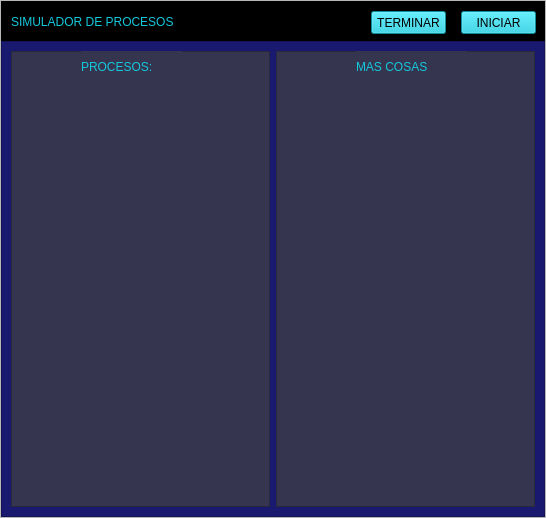
Qt form view/view.ui (JesusAbarcaRodriguez/process-simulator) before a commit.
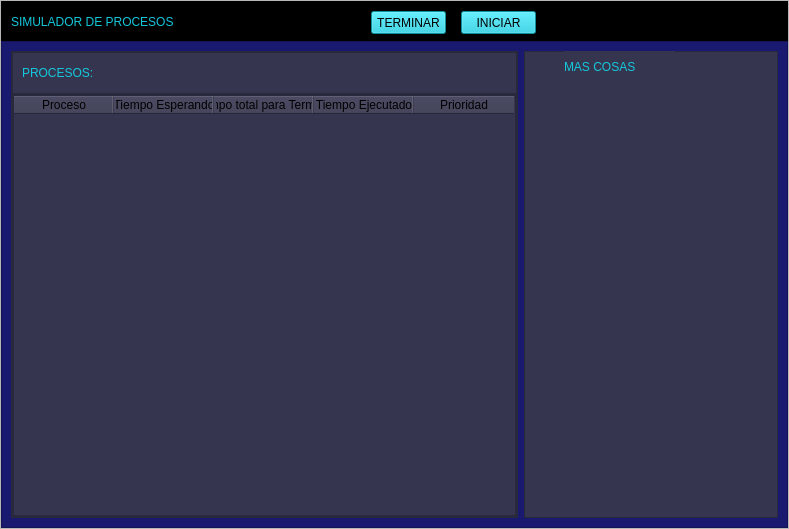
The same form after that commit.

Commit message: [CREATE PROCESS TABLE In UI]

```diff
--- a/view/view.ui
+++ b/view/view.ui
@@ -6,15 +6,15 @@
    <rect>
     <x>0</x>
     <y>0</y>
-    <width>546</width>
-    <height>518</height>
+    <width>789</width>
+    <height>529</height>
    </rect>
   </property>
   <property name="windowTitle">
    <string>MainWindow</string>
   </property>
   <widget class="QWidget" name="centralwidget">
-   <layout class="QVBoxLayout" name="verticalLayout">
+   <layout class="QHBoxLayout" name="horizontalLayout_2">
     <property name="spacing">
      <number>0</number>
     </property>
@@ -133,7 +133,7 @@
          <property name="frameShadow">
           <enum>QFrame::Raised</enum>
          </property>
-         <layout class="QHBoxLayout" name="horizontalLayout">
+         <layout class="QHBoxLayout" name="horizontalLayout" stretch="2,1">
           <item>
            <widget class="QFrame" name="frame_inferior_izquierdo">
             <property name="styleSheet">
@@ -145,23 +145,102 @@
             <property name="frameShadow">
              <enum>QFrame::Raised</enum>
             </property>
-            <widget class="QLabel" name="label_2">
-             <property name="geometry">
-              <rect>
-               <x>70</x>
-               <y>0</y>
-               <width>101</width>
-               <height>31</height>
-              </rect>
+            <layout class="QVBoxLayout" name="verticalLayout_3" stretch="1,10">
+             <property name="spacing">
+              <number>0</number>
              </property>
-             <property name="styleSheet">
-              <string notr="true">color: rgb(20, 200, 220);
+             <property name="leftMargin">
+              <number>0</number>
+             </property>
+             <property name="topMargin">
+              <number>0</number>
+             </property>
+             <property name="rightMargin">
+              <number>0</number>
+             </property>
+             <property name="bottomMargin">
+              <number>0</number>
+             </property>
+             <item>
+              <widget class="QFrame" name="frame_2">
+               <property name="frameShape">
+                <enum>QFrame::StyledPanel</enum>
+               </property>
+               <property name="frameShadow">
+                <enum>QFrame::Raised</enum>
+               </property>
+               <layout class="QVBoxLayout" name="verticalLayout_4">
+                <item>
+                 <widget class="QLabel" name="label_process">
+                  <property name="styleSheet">
+                   <string notr="true">color: rgb(20, 200, 220);
 font: 87 12pt &quot;Arial Black&quot;;</string>
-             </property>
-             <property name="text">
-              <string>PROCESOS:</string>
-             </property>
-            </widget>
+                  </property>
+                  <property name="text">
+                   <string>PROCESOS:</string>
+                  </property>
+                 </widget>
+                </item>
+               </layout>
+              </widget>
+             </item>
+             <item>
+              <widget class="QFrame" name="frame_3">
+               <property name="frameShape">
+                <enum>QFrame::StyledPanel</enum>
+               </property>
+               <property name="frameShadow">
+                <enum>QFrame::Raised</enum>
+               </property>
+               <layout class="QHBoxLayout" name="horizontalLayout_3">
+                <property name="spacing">
+                 <number>0</number>
+                </property>
+                <property name="leftMargin">
+                 <number>0</number>
+                </property>
+                <property name="topMargin">
+                 <number>0</number>
+                </property>
+                <property name="rightMargin">
+                 <number>0</number>
+                </property>
+                <property name="bottomMargin">
+                 <number>0</number>
+                </property>
+                <item>
+                 <widget class="QTableWidget" name="table_process">
+                  <column>
+                   <property name="text">
+                    <string>Proceso</string>
+                   </property>
+                  </column>
+                  <column>
+                   <property name="text">
+                    <string>Tiempo Esperando</string>
+                   </property>
+                  </column>
+                  <column>
+                   <property name="text">
+                    <string>Tiempo total para Terminar</string>
+                   </property>
+                  </column>
+                  <column>
+                   <property name="text">
+                    <string>Tiempo Ejecutado</string>
+                   </property>
+                  </column>
+                  <column>
+                   <property name="text">
+                    <string>Prioridad</string>
+                   </property>
+                  </column>
+                 </widget>
+                </item>
+               </layout>
+              </widget>
+             </item>
+            </layout>
            </widget>
           </item>
           <item>
@@ -178,7 +257,7 @@
             <widget class="QLabel" name="label_3">
              <property name="geometry">
               <rect>
-               <x>80</x>
+               <x>40</x>
                <y>0</y>
                <width>111</width>
                <height>31</height>
```
Left out of the diff: 2 changed lines with no effect on the pictures. The commit also changes 3 other files.
